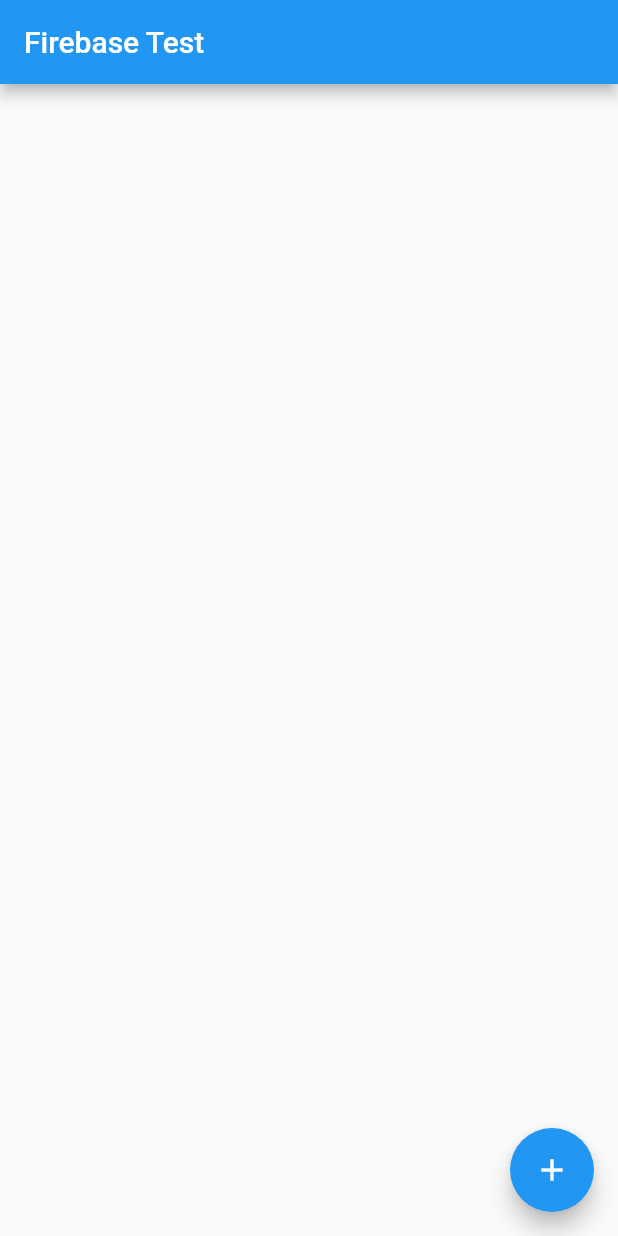
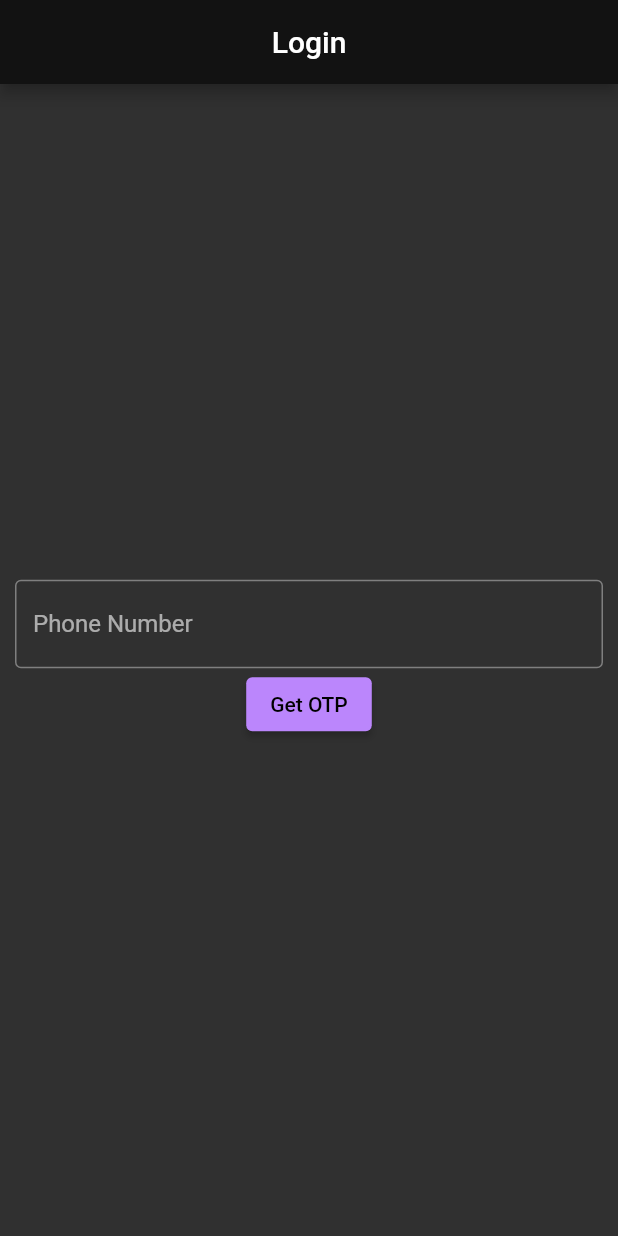
Before and after one commit to kooo12/firebase_test, a Flutter app: the screen it shows after launch, on a phone screen of 412 x 824 dp. Run offline on Flutter 3.47's test engine with Material 2 defaults, Android fonts, the phone set to English and light mode, and no system bars; our stand-ins replace cloud_firestore, firebase_auth, firebase_core, firebase_storage, image_picker; accounts and stored records are empty.

Commit message:
verify otp screen added

```diff
--- /dev/null
+++ b/lib/login_screen.dart
@@ -0,0 +1,87 @@
+import 'package:firebase_auth/firebase_auth.dart';
+
+import 'package:flutter/material.dart';
+
+class LoginScreen extends StatefulWidget {
+  const LoginScreen({super.key});
+
+  @override
+  State<LoginScreen> createState() => _LoginScreenState();
+}
+
+class _LoginScreenState extends State<LoginScreen> {
+  TextEditingController _phoneController = TextEditingController();
+  TextEditingController _otpController = TextEditingController();
+  bool _codeSent = false;
+  bool _loading = false;
+  @override
+  Widget build(BuildContext context) {
+    return Scaffold(
+      appBar: AppBar(
+        title: const Text('Login'),
+        centerTitle: true,
+      ),
+      body: Padding(
+        padding: const EdgeInsets.all(10.0),
+        child: (_codeSent)
+            ? Column(
+                mainAxisAlignment: MainAxisAlignment.center,
+                children: [
+                  TextField(
+                    controller: _otpController,
+                    keyboardType: TextInputType.phone,
+                    decoration: const InputDecoration(
+                      labelText: 'Enter OTP',
+                      border: OutlineInputBorder(),
+                    ),
+                  ),
+                  ElevatedButton(onPressed: () {}, child: const Text('Verify')),
+                  (_loading)
+                      ? const CircularProgressIndicator()
+                      : const SizedBox()
+                ],
+              )
+            : Column(
+                mainAxisAlignment: MainAxisAlignment.center,
+                children: [
+                  TextField(
+                    controller: _phoneController,
+                    keyboardType: TextInputType.phone,
+                    decoration: const InputDecoration(
+                        labelText: 'Phone Number',
+                        border: OutlineInputBorder(),
+                        prefix: Text('09')),
+                  ),
+                  ElevatedButton(
+                      onPressed: () {
+                        setState(() {
+                          _loading = true;
+                        });
+                        if (_phoneController.text.length > 5) {
+                          FirebaseAuth.instance.verifyPhoneNumber(
+                              phoneNumber: '+959${_phoneController.text}',
+                              verificationCompleted: (credential) {},
+                              verificationFailed: (exception) {},
+                              codeSent: (s, n) {
+                                setState(() {
+                                  _codeSent = true;
+                                  _loading = false;
+                                });
+                              },
+                              codeAutoRetrievalTimeout: (str) {});
+                        } else {
+                          ScaffoldMessenger.of(context).showSnackBar(
+                              const SnackBar(
+                                  content: Text('Please enter vaild number')));
+                        }
+                      },
+                      child: const Text('Get OTP')),
+                  (_loading)
+                      ? const CircularProgressIndicator()
+                      : const SizedBox()
+                ],
+              ),
+      ),
+    );
+  }
+}
--- a/lib/main.dart
+++ b/lib/main.dart
@@ -1,5 +1,7 @@
+import 'package:firebase_auth/firebase_auth.dart';
 import 'package:firebase_core/firebase_core.dart';
 import 'package:firebase_test/home.dart';
+import 'package:firebase_test/login_screen.dart';
 import 'package:flutter/material.dart';
 
 void main() async {
@@ -14,7 +16,28 @@ class MyApp extends StatelessWidget {
   @override
   Widget build(BuildContext context) {
     return MaterialApp(
-      home: Home(),
+      theme: ThemeData(colorScheme: ColorScheme.dark()),
+      debugShowCheckedModeBanner: false,
+      home: Scaffold(
+          body: StreamBuilder<User?>(
+        stream: _isLogin(),
+        builder: (context, snapshot) {
+          if (snapshot.connectionState == ConnectionState.waiting) {
+            return const Center(
+              child: CircularProgressIndicator(),
+            );
+          }
+          User? user = snapshot.data;
+          if (user == null) {
+            return const LoginScreen();
+          }
+          return const Home();
+        },
+      )),
     );
   }
+
+  Stream<User?> _isLogin() {
+    return FirebaseAuth.instance.authStateChanges();
+  }
 }
--- a/pubspec.yaml
+++ b/pubspec.yaml
@@ -39,6 +39,7 @@ dependencies:
   cloud_firestore: ^4.8.4
   firebase_storage: ^11.2.6
   image_picker: ^1.0.2
+  firebase_auth: ^4.7.3
 
 dev_dependencies:
   flutter_test:
```
Also changed, not shown: pubspec.lock, 1 other file.
